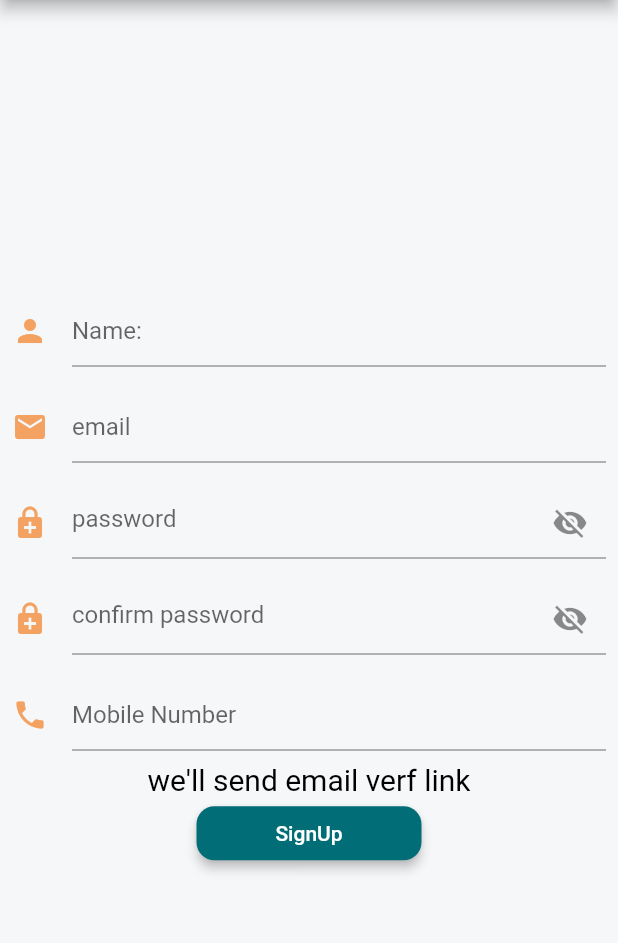
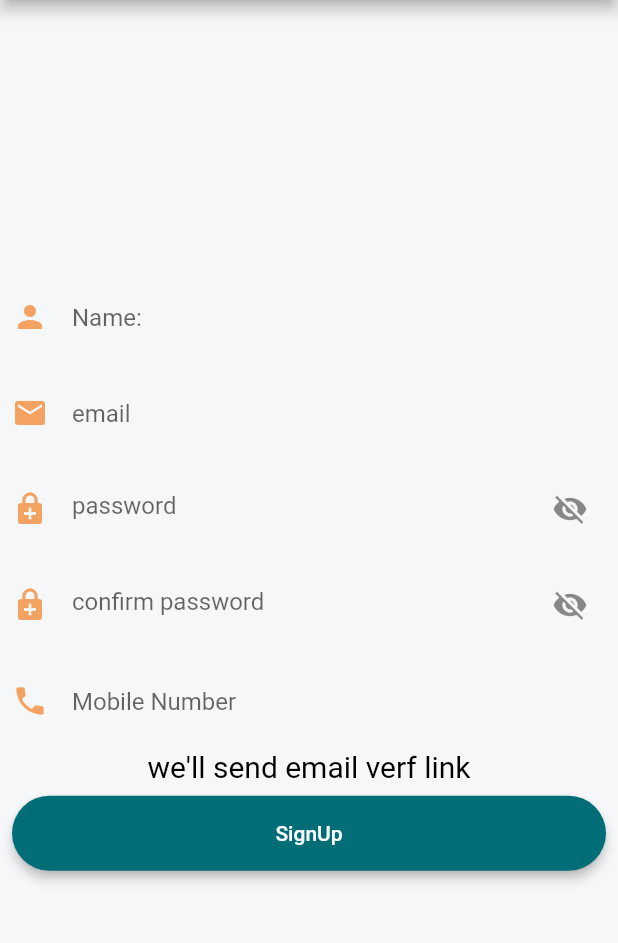
Before and after one commit to Mahmoudali11/e_commerce, a Flutter app: the screen it shows after launch, after a tap on "LogIn", after a tap on "Don't have account?", on a phone screen of 412 x 824 dp, the part 84-1027 px from its top. Run offline on Flutter 3.47's test engine with Material 2 defaults, Android fonts, the phone set to English and light mode, and no system bars; our stand-ins replace badges, cloud_firestore, firebase_auth, firebase_core, firebase_database, firebase_storage and 3 more; missing offline and left inert: place_picker; accounts and stored records are empty.

Commit message:
mahmoud selim

```diff
--- a/lib/Theme/style.dart
+++ b/lib/Theme/style.dart
@@ -7,7 +7,7 @@ const styleh=TextStyle(color:Colors.white,fontSize:20);
 const styleh2=TextStyle(color:Colors.black,fontSize:20);
 const padgcolor=Color(0xff2A9D8E);
 final them=ThemeData(backgroundColor: Colors.white,
-primaryColor: Color(0xff264653),
+ primaryColor: Color(0xff264653),
 //scaffoldBackgroundColor: Color(0xffF0FAEF),
 scaffoldBackgroundColor: Color(0xffF6F7F9),
 //primarySwatch: Colors.yellow,
--- a/lib/screen/appNavigation.dart
+++ b/lib/screen/appNavigation.dart
@@ -54,7 +54,7 @@ class AppNaigation extends StatefulWidget {
            ),
         ],
         currentIndex: _selectedIndex,
-        selectedItemColor: Colors.red,
+        selectedItemColor: Theme.of(context).primaryColor,
         onTap:(v){
           _onItemTapped(v);
 
--- a/lib/screen/launch_screen.dart
+++ b/lib/screen/launch_screen.dart
@@ -61,7 +61,7 @@ final x=Provider.of<Auth>(context,listen: false);
        return Scaffold(
               body: Center(
                 child: Container(
-         child: Text("Welcome",)
+         child: Text("Wasal",style: TextStyle(fontFamily: "Lobster",fontWeight: FontWeight.bold,fontSize: 30,color: Theme.of(context).primaryColor),)
 
 
 
--- a/lib/screen/login.dart
+++ b/lib/screen/login.dart
@@ -31,22 +31,42 @@ class _LoginState extends State<Login> {
   Widget build(BuildContext context) {
     final authState = Provider.of<Auth>(context);
     final lang=S.of(context);
-    return Scaffold(
-      appBar: AppBar(
-        title: Text("wlcome"),
-      ),
-      body: Container(
+    return  SafeArea(
+          child: Scaffold(
+
+        body: Center(
+          child: SingleChildScrollView(
+                    child: Container(
               child: Form(
                 key: formkey,
                 child: Column(
                   mainAxisAlignment: MainAxisAlignment.center,
 
                   children: [
-              CustomeFormField(email, false, "email required", lang.email,
+                    SizedBox(height: 50,),
+                    Padding(
+                      padding: const EdgeInsets.all(8.0),
+                      child: Container(
+
+                        decoration: BoxDecoration(borderRadius: BorderRadius.circular(30),
+                        color:Theme.of(context).backgroundColor ),
+                        child: CustomeFormField(email, false, "email required", lang.email,
                             Icons.email, TextInputType.emailAddress),
-              CustomeFormField(pass, false, "pass required", lang.pass,
+                      ),
+                    ),
+                    Padding(
+                      padding: const EdgeInsets.all(8.0),
+                      child: Container(
+                        decoration: BoxDecoration(borderRadius: BorderRadius.circular(30),
+                        color:Theme.of(context).backgroundColor ),
+                        child: CustomeFormField(pass, false, "pass required", lang.pass,
                             Icons.enhanced_encryption, TextInputType.visiblePassword),
-              custmoButton(Text(lang.login), () async {
+                      ),
+                    ),
+                    SizedBox(height: 30,),
+                    Padding(
+                      padding: const EdgeInsets.all(8.0),
+                      child: custmoButton(Text(lang.login), () async {
                         if (formkey.currentState.validate()) {
                           try {
                             String id = await authState.logIn(email.text, pass.text);
@@ -66,6 +86,7 @@ class _LoginState extends State<Login> {
                           } catch (e) {}
                         } else {}
                       }, null,context),
+                    ),
 
                     TextButton(onPressed: (){
                       Navigator.push(context,
@@ -82,6 +103,9 @@ class _LoginState extends State<Login> {
 
                     }, child: Text(lang.forget))
                   ],
+                ),
+              ),
+            ),
           ),
         ),
       ),
--- a/lib/screen/usersScreen.dart
+++ b/lib/screen/usersScreen.dart
@@ -69,8 +69,7 @@ class UsersScreen extends StatelessWidget {
    print("from users screeen");
 final user=FirebaseFirestore.instance.collection("users");
     return Scaffold(
-      appBar: AppBar(),
-      body: FutureBuilder<List<UserProfile>>(future:users.getUsersProfile(),
+       body: FutureBuilder<List<UserProfile>>(future:users.getUsersProfile(),
 
 
       builder:(context,snapshot){
--- a/lib/widget/custom_button.dart
+++ b/lib/widget/custom_button.dart
@@ -5,19 +5,23 @@ Widget custmoButton(Text txt,Function function,Decoration v,BuildContext context
 
 
 
-  return SizedBox(
-    width: 150,
-    child: ElevatedButton(onPressed:function, child: txt,style:  ElevatedButton.styleFrom(
-      primary: Theme.of(context).buttonColor,
+  return Padding(
+    padding: const EdgeInsets.all(8.0),
+    child: SizedBox(
+      width: double.infinity,
+      height: 50,
+      child: ElevatedButton(onPressed:function, child: txt,style:  ElevatedButton.styleFrom(
+        primary: Theme.of(context).buttonColor,
 
 elevation: 3,
-shape: RoundedRectangleBorder(borderRadius: BorderRadius.circular(12))
+shape: RoundedRectangleBorder(borderRadius: BorderRadius.circular(30))
 
 
-    ),
+      ),
 
 
 
+      ),
     ),
   );
 }
--- a/lib/widget/custom_form_filed.dart
+++ b/lib/widget/custom_form_filed.dart
@@ -78,6 +78,8 @@ class _CustomeFormFieldState extends State<CustomeFormField> {
         controller: a,
         keyboardType: textInputType,
         decoration: InputDecoration(
+          enabledBorder: InputBorder.none,
+
             icon: Icon(
               m,
               color: Theme.of(context).iconTheme.color,
```
Also changed, not shown: lib/screen/home.dart (+8 -3 lines), lib/screen/product_details.dart (+53 -20 lines), pubspec.yaml (+8 -6 lines), assets/pick.PNG, fonts/Lobster-Regular.ttf (added), pubspec.lock, 4 other files. Lines whose indentation alone changed are shown as unchanged.
